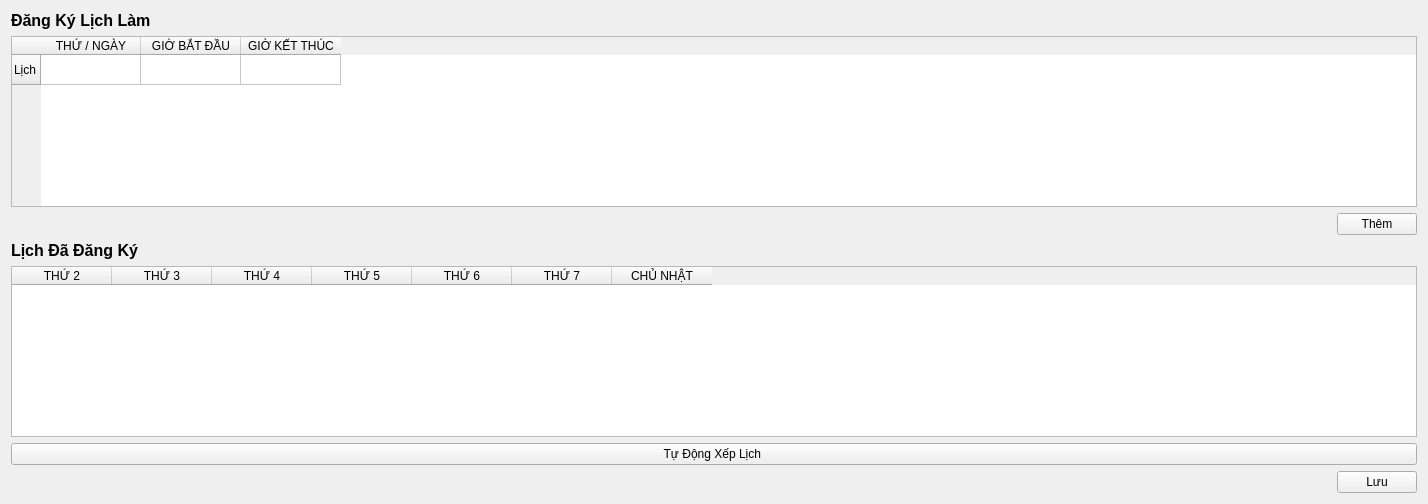
Old version of the form src/view/Schedule_View.ui in the repository vttaan/OOP---Management-Application-Project.
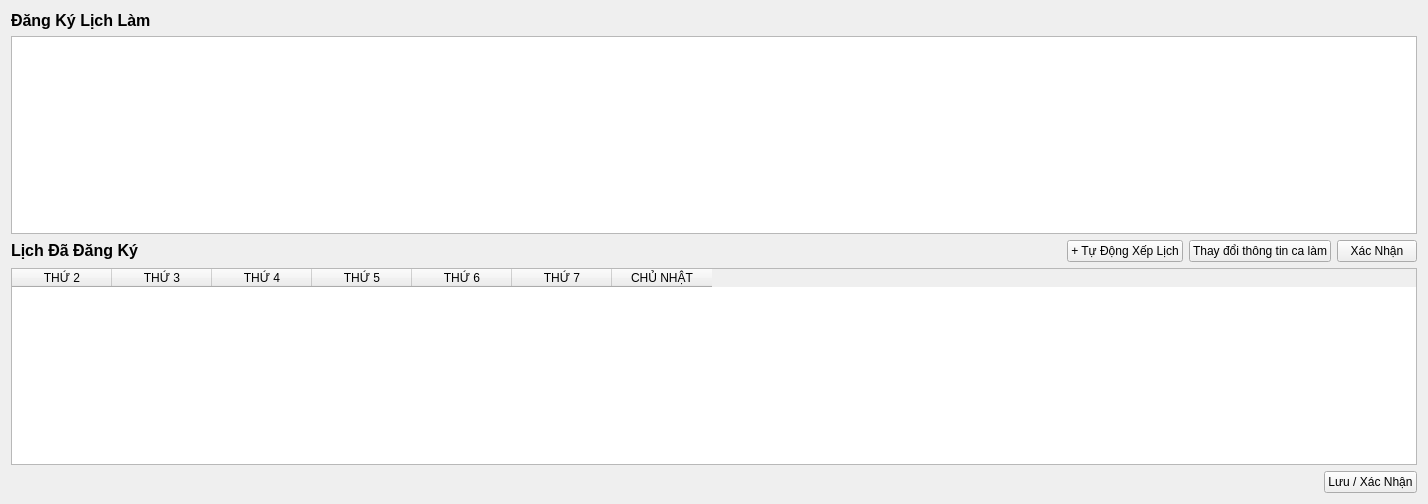
New version of the form.

Commit message:
feat: UI of Schedule page
reform the table from both staff and manager view. Change the structure of page belong to schedule. Fix some logic in the Schedule model of creating table, and way of choosing date from fix on monday to dynamic when change in config.h

What changed in the file:
```diff
--- a/src/view/Schedule_View.ui
+++ b/src/view/Schedule_View.ui
@@ -25,53 +25,44 @@
     </widget>
    </item>
    <item>
-    <widget class="QTableWidget" name="tableDangKy">
-     <row>
-      <property name="text">
-       <string>Lịch</string>
-      </property>
-     </row>
-     <column>
-      <property name="text">
-       <string>THỨ / NGÀY</string>
-      </property>
-     </column>
-     <column>
-      <property name="text">
-       <string>GIỜ BẮT ĐẦU</string>
+    <widget class="QFrame" name="frameDangKyContainer">
+     <property name="frameShape">
+      <enum>QFrame::NoFrame</enum>
+     </property>
+     <property name="frameShadow">
+      <enum>QFrame::Raised</enum>
+     </property>
+     <layout class="QVBoxLayout" name="frameDangKyLayout">
+      <property name="spacing">
+       <number>0</number>
       </property>
-     </column>
-     <column>
-      <property name="text">
-       <string>GIỜ KẾT THÚC</string>
+      <property name="leftMargin">
+       <number>0</number>
       </property>
-     </column>
-    </widget>
-   </item>
-   <item>
-    <layout class="QHBoxLayout" name="horizontalLayout_6">
-     <item>
-      <spacer name="horizontalSpacer">
-       <property name="orientation">
-        <enum>Qt::Orientation::Horizontal</enum>
-       </property>
-       <property name="sizeHint" stdset="0">
-        <size>
-         <width>40</width>
-         <height>20</height>
-        </size>
-       </property>
-      </spacer>
-     </item>
+      <property name="topMargin">
+       <number>0</number>
+      </property>
+      <property name="rightMargin">
+       <number>0</number>
+      </property>
+      <property name="bottomMargin">
+       <number>0</number>
+      </property>
      <item>
-      <widget class="QPushButton" name="ButtonThem">
-       <property name="text">
-        <string>Thêm</string>
+       <widget class="QTableWidget" name="tableInteractiveGrid">
+        <property name="selectionMode">
+         <enum>QAbstractItemView::MultiSelection</enum>
+        </property>
+        <property name="editTriggers">
+         <set>QAbstractItemView::NoEditTriggers</set>
        </property>
       </widget>
      </item>
     </layout>
+    </widget>
    </item>
+   <item>
+    <layout class="QHBoxLayout" name="headerLayout">
    <item>
     <widget class="QLabel" name="XacNhanLich">
      <property name="text">
@@ -80,6 +71,75 @@
     </widget>
    </item>
    <item>
+      <spacer name="headerSpacer">
+       <property name="orientation">
+        <enum>Qt::Orientation::Horizontal</enum>
+       </property>
+       <property name="sizeHint" stdset="0">
+        <size>
+         <width>40</width>
+         <height>20</height>
+        </size>
+       </property>
+      </spacer>
+     </item>
+     <item>
+      <widget class="QPushButton" name="btnGenSchedule">
+       <property name="text">
+        <string>+ Tự Động Xếp Lịch</string>
+       </property>
+       <property name="cursor">
+        <cursorShape>PointingHandCursor</cursorShape>
+       </property>
+      </widget>
+     </item>
+     <item>
+      <widget class="QPushButton" name="btnChangeShiftInfo">
+       <property name="text">
+        <string>Thay đổi thông tin ca làm</string>
+       </property>
+       <property name="cursor">
+        <cursorShape>PointingHandCursor</cursorShape>
+       </property>
+      </widget>
+     </item>
+     <item>
+      <widget class="QPushButton" name="btnConfirm">
+       <property name="text">
+        <string>Xác Nhận</string>
+       </property>
+       <property name="cursor">
+        <cursorShape>PointingHandCursor</cursorShape>
+       </property>
+      </widget>
+     </item>
+    </layout>
+   </item>
+   <item>
+    <widget class="QFrame" name="frameTableContainer">
+     <property name="frameShape">
+      <enum>QFrame::NoFrame</enum>
+     </property>
+     <property name="frameShadow">
+      <enum>QFrame::Raised</enum>
+     </property>
+     <layout class="QVBoxLayout" name="frameLayout">
+      <property name="spacing">
+       <number>0</number>
+      </property>
+      <property name="leftMargin">
+       <number>0</number>
+      </property>
+      <property name="topMargin">
+       <number>0</number>
+      </property>
+      <property name="rightMargin">
+       <number>0</number>
+      </property>
+      <property name="bottomMargin">
+       <number>0</number>
+      </property>
+      <item>
     <widget class="QTableWidget" name="tableSum">
      <column>
       <property name="text">
@@ -118,11 +178,7 @@
      </column>
     </widget>
    </item>
-   <item>
-    <widget class="QPushButton" name="btnGenSchedule">
-     <property name="text">
-      <string>Tự Động Xếp Lịch </string>
-     </property>
+     </layout>
     </widget>
    </item>
    <item>
@@ -143,7 +199,7 @@
      <item>
       <widget class="QPushButton" name="buttonLuu">
        <property name="text">
-        <string>Lưu</string>
+        <string>Lưu / Xác Nhận</string>
        </property>
       </widget>
      </item>
```
Left out of the diff: 3 changed lines with no effect on the pictures. Lines whose indentation alone changed are shown as unchanged. The commit also changes 18 other files.
